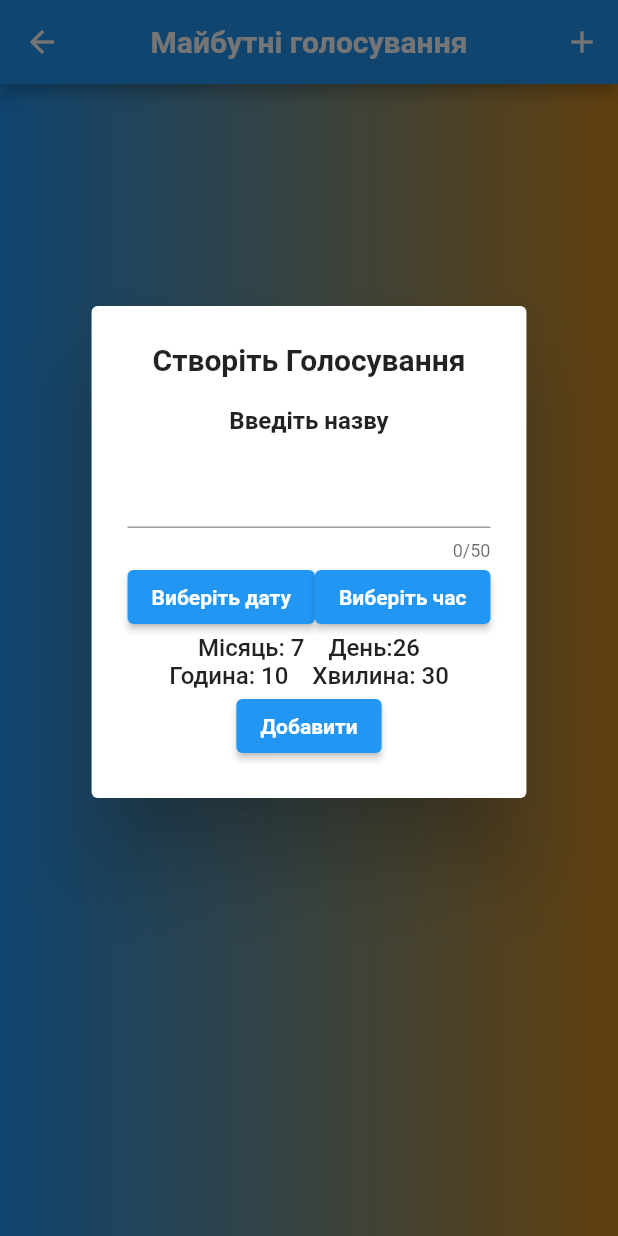
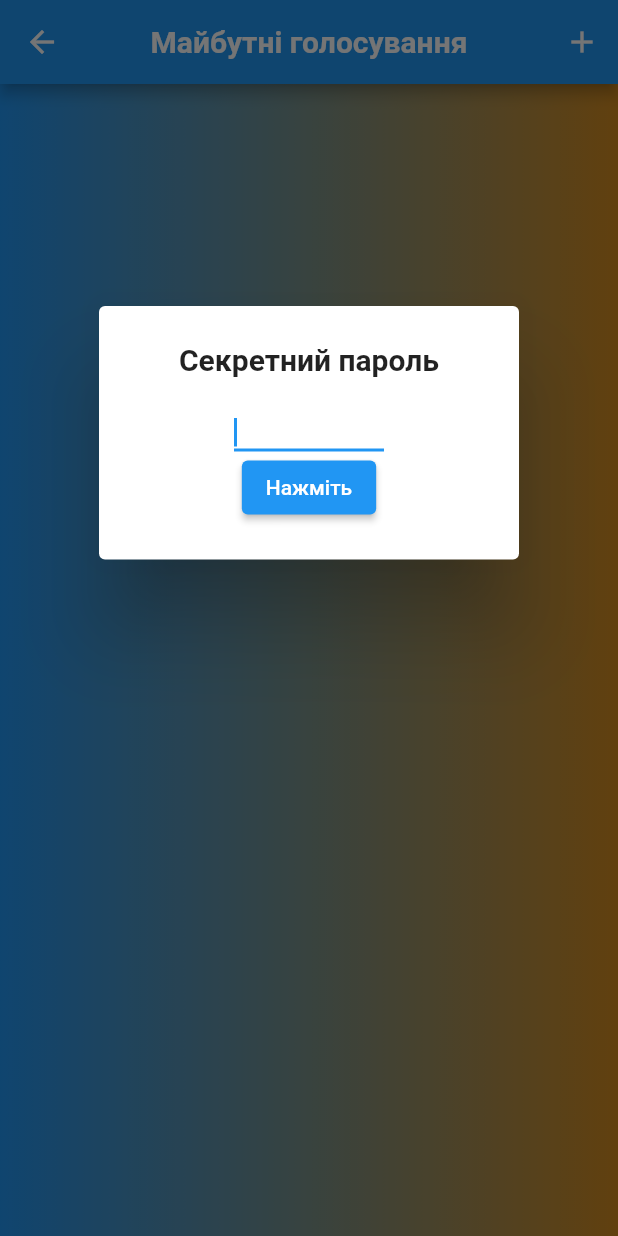
Before and after one commit to Richaa2/rada-poll, a Flutter app: the AddPollScreen screen opened by its route, after a tap on the "add" icon, on a phone screen of 412 x 824 dp. Run offline on Flutter 3.47's test engine with Material 2 defaults, Android fonts, the phone set to English and light mode, and no system bars; our stand-ins replace audioplayers, cloud_firestore, firebase_auth, firebase_core, modal_progress_hud_nsn; accounts and stored records are empty.

Commit message:
fix poll screen, add login for add poll

```diff
--- a/lib/add_poll.dart
+++ b/lib/add_poll.dart
@@ -6,6 +6,8 @@ import 'package:provider/provider.dart';
 import 'package:rada_poll/dialog_for_add.dart';
 import 'package:rada_poll/models/poll.dart';
 import 'package:rada_poll/models/poll_data.dart';
+
+import 'login_for_add.dart';
 
 class AddPollScreen extends StatelessWidget {
   const AddPollScreen({Key? key}) : super(key: key);
@@ -89,7 +91,10 @@ class AddPollScreen extends StatelessWidget {
                       onPressed: () {
                         showDialog(
                             context: context,
-                            builder: (context) => const DialogForAdd());
+                            builder: (context) => LoginForAdd());
+                        // showDialog(
+                        //     context: context,
+                        //     builder: (context) => const DialogForAdd());
                       },
                     )
                   ],
--- a/lib/dialog_for_add.dart
+++ b/lib/dialog_for_add.dart
@@ -94,9 +94,7 @@ class _DialogForAddState extends State<DialogForAdd> {
               ),
               ElevatedButton(
                   onPressed: () {
-                    Navigator.pop(
-                      context,
-                    );
+                    Navigator.popUntil(context, ModalRoute.withName('/Add'));
                     pollData.addPoll(Poll(
                       id: pollData.polls.length,
                       question: questioninput,
--- /dev/null
+++ b/lib/login_for_add.dart
@@ -0,0 +1,70 @@
+import 'package:cloud_firestore/cloud_firestore.dart';
+import 'package:flutter/material.dart';
+
+import 'package:provider/provider.dart';
+
+import 'dialog_for_add.dart';
+import 'models/poll.dart';
+import 'models/poll_data.dart';
+
+class LoginForAdd extends StatefulWidget {
+  const LoginForAdd({Key? key}) : super(key: key);
+
+  @override
+  State<LoginForAdd> createState() => _LoginForAddState();
+}
+
+class _LoginForAddState extends State<LoginForAdd> {
+  @override
+  void dispose() {
+    // TODO: implement dispose
+    super.dispose();
+  }
+
+  String inputCode = '';
+
+  final TextEditingController _controller = TextEditingController();
+
+  @override
+  Widget build(BuildContext context) {
+    return Padding(
+      padding: const EdgeInsets.symmetric(
+        vertical: 180,
+      ),
+      child: SingleChildScrollView(
+        child: AlertDialog(
+            title: const Center(
+                child: Text(
+              'Секретний пароль',
+              style: TextStyle(fontWeight: FontWeight.w600),
+            )),
+            content: (SizedBox(
+              child: Column(children: [
+                Container(
+                  width: 100,
+                  height: 30,
+                  child: TextFormField(
+                    style: const TextStyle(color: Colors.black),
+                    autofocus: true,
+                    keyboardType: TextInputType.number,
+                    controller: _controller,
+                    onChanged: (innputCode) {
+                      inputCode = innputCode;
+                    },
+                  ),
+                ),
+                ElevatedButton(
+                    onPressed: () {
+                      if (inputCode == '12062002') {
+                        showDialog(
+                            context: context,
+                            builder: (context) => const DialogForAdd());
+                      }
+                    },
+                    child: const Text('Нажміть'))
+              ]),
+            ))),
+      ),
+    );
+  }
+}
--- a/lib/models/poll_data.dart
+++ b/lib/models/poll_data.dart
@@ -11,6 +11,7 @@ class PollData extends ChangeNotifier {
   int seconds2 = 5;
   bool haveOrNo = false;
   int minUser = 5;
+  bool clicked = false;
   List<Poll> polls = [
     // Poll(
     //   id: 1,
```
Also changed, not shown: lib/main_page.dart (+20 -15 lines), lib/poll_screen.dart (+17 -12 lines), lib/test_screen.dart (+24 -14 lines).
